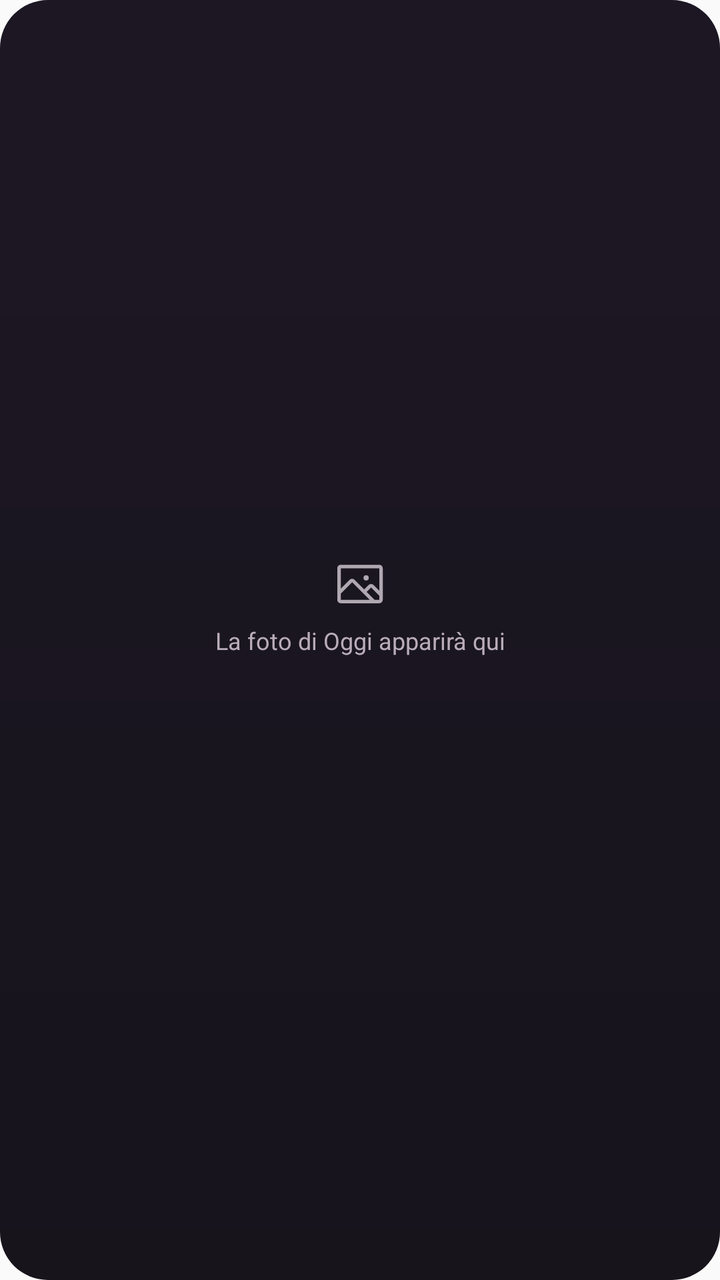
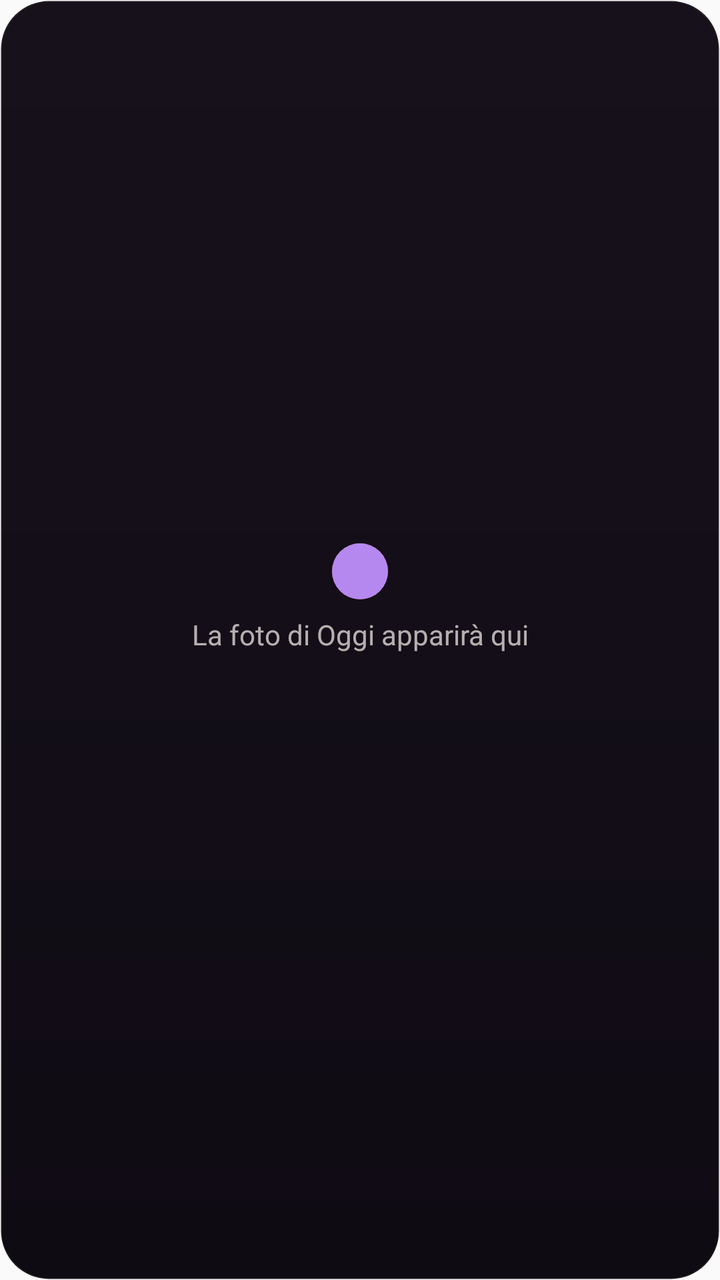

The first picture is an Android layout as it rendered before a commit; the second is the same layout after the commit. The layout source and the unified diff follow.
<!-- AndroidManifest.xml: another module's application theme AppTheme -->
<!-- res/layout/us_widget_photo.xml -->
<?xml version="1.0" encoding="utf-8"?>
<FrameLayout xmlns:android="http://schemas.android.com/apk/res/android"
    android:id="@+id/us_photo_root"
    android:layout_width="match_parent"
    android:layout_height="match_parent"
    android:background="@drawable/us_widget_background"
    android:contentDescription="@string/us_widget_photo_name">

    <ImageView
        android:id="@+id/us_photo_image"
        android:layout_width="match_parent"
        android:layout_height="match_parent"
        android:importantForAccessibility="no"
        android:scaleType="fitXY"
        android:visibility="gone" />

    <ImageView
        android:id="@+id/us_photo_scrim"
        android:layout_width="match_parent"
        android:layout_height="match_parent"
        android:importantForAccessibility="no"
        android:scaleType="fitXY"
        android:src="@drawable/us_widget_photo_scrim"
        android:visibility="gone" />

    <LinearLayout
        android:id="@+id/us_photo_placeholder_box"
        android:layout_width="match_parent"
        android:layout_height="match_parent"
        android:gravity="center"
        android:orientation="vertical"
        android:paddingStart="16dp"
        android:paddingEnd="16dp"
        android:paddingBottom="34dp">

        <TextView
            android:id="@+id/us_photo_placeholder"
            android:layout_width="match_parent"
            android:layout_height="wrap_content"
            android:drawableTop="@drawable/us_widget_image"
            android:drawablePadding="8dp"
            android:gravity="center"
            android:includeFontPadding="false"
            android:maxLines="3"
            android:text="@string/us_widget_photo_empty"
            android:textColor="@color/us_widget_muted"
            android:textSize="12sp" />
    </LinearLayout>

    <LinearLayout
        android:layout_width="match_parent"
        android:layout_height="wrap_content"
        android:layout_gravity="bottom"
        android:gravity="bottom"
        android:orientation="horizontal"
        android:paddingStart="14dp"
        android:paddingEnd="14dp"
        android:paddingBottom="12dp">

        <TextView
            android:id="@+id/us_photo_days"
            android:layout_width="wrap_content"
            android:layout_height="wrap_content"
            android:fontFamily="sans-serif-light"
            android:includeFontPadding="false"
            android:maxLines="1"
            android:shadowColor="#99000000"
            android:shadowRadius="6"
            android:textColor="@color/us_widget_text"
            android:textSize="30sp" />

        <TextView
            android:id="@+id/us_photo_unit"
            android:layout_width="wrap_content"
            android:layout_height="wrap_content"
            android:layout_marginStart="6dp"
            android:layout_marginBottom="3dp"
            android:fontFamily="serif"
            android:includeFontPadding="false"
            android:maxLines="1"
            android:shadowColor="#99000000"
            android:shadowRadius="6"
            android:textColor="@color/us_widget_text"
            android:textSize="13sp"
            android:textStyle="italic" />
    </LinearLayout>
</FrameLayout>
<!-- resources referenced by this layout -->
<resources>
  <color name="us_widget_muted">#B9ADB9</color>
  <color name="us_widget_text">#FFF8FD</color>
  <!-- drawable us_widget_background (drawable) -->
  <?xml version="1.0" encoding="utf-8"?>
  <shape xmlns:android="http://schemas.android.com/apk/res/android" android:shape="rectangle">
      <gradient
          android:angle="270"
          android:endColor="#F20A0710"
          android:startColor="#F2110B18" />
      <corners android:radius="24dp" />
  </shape>
  <!-- drawable us_widget_image (drawable) -->
  <?xml version="1.0" encoding="utf-8"?>
  <vector xmlns:android="http://schemas.android.com/apk/res/android"
      android:width="28dp"
      android:height="28dp"
      android:viewportWidth="256"
      android:viewportHeight="256">
      <path
          android:fillColor="#A6FFF8FD"
          android:pathData="M216,40H40A16,16,0,0,0,24,56V200a16,16,0,0,0,16,16H216a16,16,0,0,0,16-16V56A16,16,0,0,0,216,40Zm0,16V158.75l-26.07-26.06a16,16,0,0,0-22.63,0l-20,20-44-44a16,16,0,0,0-22.62,0L40,149.37V56ZM40,172l52-52,80,80H40Zm176,28H194.63l-36-36,20-20L216,181.38V200ZM144,100a12,12,0,1,1,12,12A12,12,0,0,1,144,100Z" />
  </vector>
  <!-- drawable us_widget_photo_scrim (drawable) -->
  <?xml version="1.0" encoding="utf-8"?>
  <shape xmlns:android="http://schemas.android.com/apk/res/android" android:shape="rectangle">
      <gradient android:angle="90" android:startColor="#D90A0710" android:centerColor="#330A0710" android:endColor="#000A0710" />
      <corners android:radius="24dp" />
  </shape>
  <string name="us_widget_photo_empty">La foto di Oggi apparirà qui</string>
  <string name="us_widget_photo_name">Foto &amp; Noi</string>
  <style name="AppTheme" parent="Theme.AppCompat.Light.DarkActionBar">
          
          <item name="colorPrimary">@color/colorPrimary</item>
          <item name="colorPrimaryDark">@color/colorPrimaryDark</item>
          <item name="colorAccent">@color/colorAccent</item>
      </style>
</resources>

<!-- the commit's change to res/layout/us_widget_photo.xml (unified diff, before → after) -->
@@ -23,6 +23,7 @@
         android:src="@drawable/us_widget_photo_scrim"
         android:visibility="gone" />
 
+    
     <LinearLayout
         android:id="@+id/us_photo_placeholder_box"
         android:layout_width="match_parent"
@@ -30,28 +31,30 @@
         android:gravity="center"
         android:orientation="vertical"
         android:paddingStart="16dp"
+        android:paddingTop="12dp"
         android:paddingEnd="16dp"
-        android:paddingBottom="34dp">
+        android:paddingBottom="54dp">
 
         <TextView
             android:id="@+id/us_photo_placeholder"
             android:layout_width="match_parent"
             android:layout_height="wrap_content"
-            android:drawableTop="@drawable/us_widget_image"
-            android:drawablePadding="8dp"
+            android:drawableTop="@drawable/us_widget_two_dots"
+            android:drawablePadding="10dp"
             android:gravity="center"
             android:includeFontPadding="false"
+            android:lineSpacingMultiplier="1.1"
             android:maxLines="3"
             android:text="@string/us_widget_photo_empty"
-            android:textColor="@color/us_widget_muted"
-            android:textSize="12sp" />
+            android:textColor="@color/us_widget_text_2"
+            android:textSize="14sp" />
     </LinearLayout>
 
     <LinearLayout
         android:layout_width="match_parent"
         android:layout_height="wrap_content"
         android:layout_gravity="bottom"
-        android:gravity="bottom"
+        android:gravity="center_vertical"
         android:orientation="horizontal"
         android:paddingStart="14dp"
         android:paddingEnd="14dp"
@@ -61,27 +64,28 @@
             android:id="@+id/us_photo_days"
             android:layout_width="wrap_content"
             android:layout_height="wrap_content"
-            android:fontFamily="sans-serif-light"
+            android:fontFamily="serif"
             android:includeFontPadding="false"
             android:maxLines="1"
-            android:shadowColor="#99000000"
-            android:shadowRadius="6"
+            android:shadowColor="#990F0B13"
+            android:shadowRadius="8"
             android:textColor="@color/us_widget_text"
-            android:textSize="30sp" />
+            android:textSize="34sp" />
 
         <TextView
             android:id="@+id/us_photo_unit"
-            android:layout_width="wrap_content"
+            android:layout_width="0dp"
             android:layout_height="wrap_content"
             android:layout_marginStart="6dp"
-            android:layout_marginBottom="3dp"
+            android:layout_weight="1"
             android:fontFamily="serif"
             android:includeFontPadding="false"
-            android:maxLines="1"
-            android:shadowColor="#99000000"
-            android:shadowRadius="6"
+            android:lineSpacingMultiplier="0.95"
+            android:maxLines="2"
+            android:shadowColor="#990F0B13"
+            android:shadowRadius="8"
             android:textColor="@color/us_widget_text"
-            android:textSize="13sp"
+            android:textSize="14sp"
             android:textStyle="italic" />
     </LinearLayout>
 </FrameLayout>
<!-- resource entries referenced after the edit -->
@@ -1,33 +1,35 @@
 <!-- resources referenced by this layout -->
 <resources>
-  <color name="us_widget_muted">#B9ADB9</color>
-  <color name="us_widget_text">#FFF8FD</color>
+  <color name="us_widget_text">#FFF7EFE9</color>
+  <color name="us_widget_text_2">#B8F7EFE9</color>
   <!-- drawable us_widget_background (drawable) -->
   <?xml version="1.0" encoding="utf-8"?>
   <shape xmlns:android="http://schemas.android.com/apk/res/android" android:shape="rectangle">
       <gradient
           android:angle="270"
-          android:endColor="#F20A0710"
-          android:startColor="#F2110B18" />
+          android:endColor="#FF0F0B13"
+          android:startColor="#FF17111C" />
+      <stroke android:width="1dp" android:color="#17F7EFE9" />
       <corners android:radius="24dp" />
   </shape>
-  <!-- drawable us_widget_image (drawable) -->
-  <?xml version="1.0" encoding="utf-8"?>
-  <vector xmlns:android="http://schemas.android.com/apk/res/android"
-      android:width="28dp"
-      android:height="28dp"
-      android:viewportWidth="256"
-      android:viewportHeight="256">
-      <path
-          android:fillColor="#A6FFF8FD"
-          android:pathData="M216,40H40A16,16,0,0,0,24,56V200a16,16,0,0,0,16,16H216a16,16,0,0,0,16-16V56A16,16,0,0,0,216,40Zm0,16V158.75l-26.07-26.06a16,16,0,0,0-22.63,0l-20,20-44-44a16,16,0,0,0-22.62,0L40,149.37V56ZM40,172l52-52,80,80H40Zm176,28H194.63l-36-36,20-20L216,181.38V200ZM144,100a12,12,0,1,1,12,12A12,12,0,0,1,144,100Z" />
-  </vector>
   <!-- drawable us_widget_photo_scrim (drawable) -->
   <?xml version="1.0" encoding="utf-8"?>
   <shape xmlns:android="http://schemas.android.com/apk/res/android" android:shape="rectangle">
-      <gradient android:angle="90" android:startColor="#D90A0710" android:centerColor="#330A0710" android:endColor="#000A0710" />
+      <gradient android:angle="90" android:startColor="#D90F0B13" android:centerColor="#330F0B13" android:endColor="#000F0B13" />
       <corners android:radius="24dp" />
   </shape>
+  <!-- drawable us_widget_two_dots (drawable) -->
+  <?xml version="1.0" encoding="utf-8"?>
+  <layer-list xmlns:android="http://schemas.android.com/apk/res/android"
+      android:width="44dp"
+      android:height="28dp">
+      <item android:width="28dp" android:height="28dp" android:gravity="start|center_vertical">
+          <shape android:shape="oval"><solid android:color="#FFFF7C96" /></shape>
+      </item>
+      <item android:width="28dp" android:height="28dp" android:gravity="end|center_vertical">
+          <shape android:shape="oval"><solid android:color="#D9A98BFF" /></shape>
+      </item>
+  </layer-list>
   <string name="us_widget_photo_empty">La foto di Oggi apparirà qui</string>
   <string name="us_widget_photo_name">Foto &amp; Noi</string>
   <style name="AppTheme" parent="Theme.AppCompat.Light.DarkActionBar">
